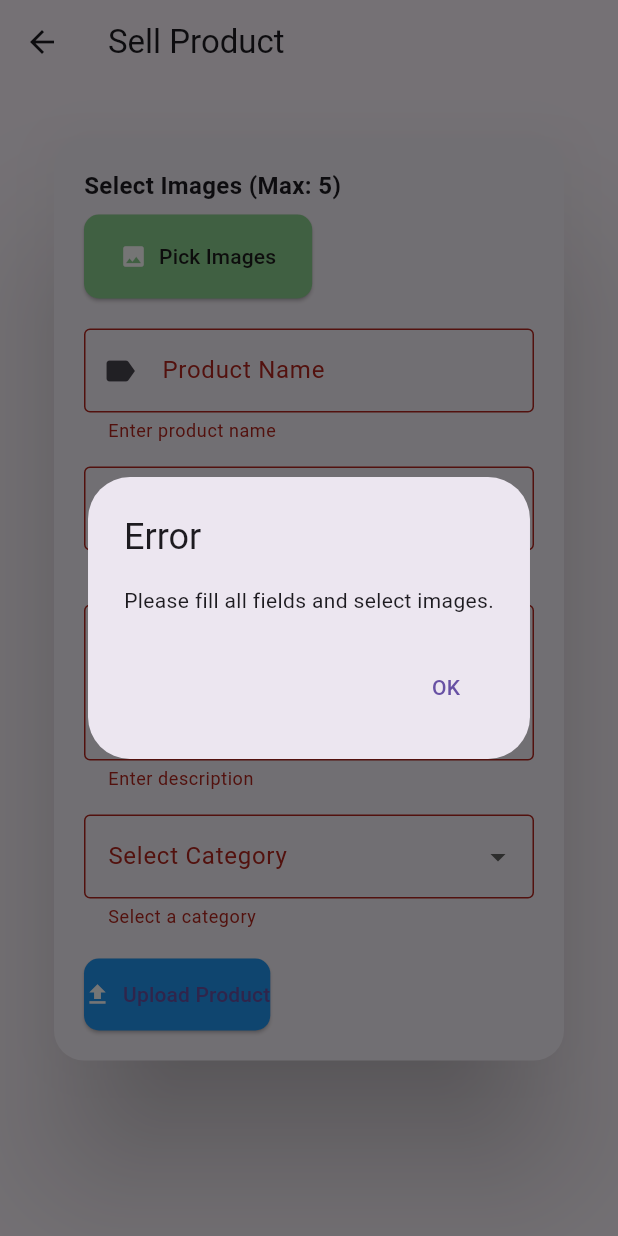
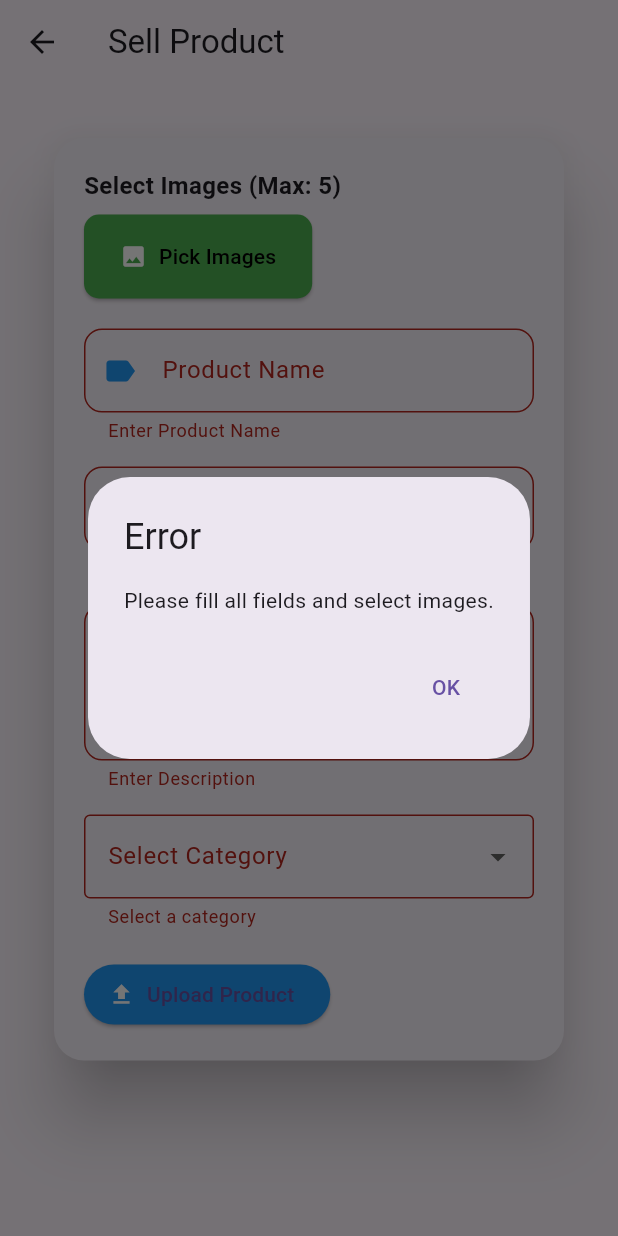
Before and after one commit to Sanomohamed/doorstepmart, a Flutter app: the SellPage screen opened directly, after a tap on "Upload Product", on a phone screen of 412 x 824 dp. Run offline on Flutter 3.47's test engine with Material 3 defaults, Android fonts, the light colour scheme and no system bars; our stand-ins replace cached_network_image, cloud_firestore, firebase_auth, firebase_core, firebase_storage, fluttertoast and 5 more; accounts and stored records are empty.

Commit message:
5:07 19/3/2025

```diff
--- a/lib/src/cart/cart.dart
+++ b/lib/src/cart/cart.dart
@@ -82,6 +82,11 @@ class CartPage extends StatelessWidget {
                                             fontSize: 16,
                                             color: Colors.green,
                                           ),
+                                        ),
+                                        const SizedBox(height: 5),
+                                        Text(
+                                          'Shop ID: ${item.shopId}', // ✅ Display Shop ID
+                                          style: const TextStyle(fontSize: 14, color: Colors.blue),
                                         ),
                                         Row(
                                           children: [
--- a/lib/src/sell/sell_form.dart
+++ b/lib/src/sell/sell_form.dart
@@ -10,7 +10,6 @@ class SellForm extends StatefulWidget {
   const SellForm({super.key});
 
   @override
-  // ignore: library_private_types_in_public_api
   _SellFormState createState() => _SellFormState();
 }
 
@@ -33,7 +32,6 @@ class _SellFormState extends State<SellForm> {
         _selectedImages = pickedFiles;
       });
     } else {
-      // ignore: use_build_context_synchronously
       ScaffoldMessenger.of(context).showSnackBar(
         const SnackBar(content: Text("You can select up to 5 images only")),
       );
@@ -41,9 +39,7 @@ class _SellFormState extends State<SellForm> {
   }
 
   Future<void> _uploadProduct() async {
-  if (!_formKey.currentState!.validate() ||
-      _selectedImages.isEmpty ||
-      _selectedCategory == null) {
+    if (!_formKey.currentState!.validate() || _selectedImages.isEmpty || _selectedCategory == null) {
       _showDialog('Error', 'Please fill all fields and select images.');
       return;
     }
@@ -56,21 +52,25 @@ Future<void> _uploadProduct() async {
       User? user = FirebaseAuth.instance.currentUser;
       if (user == null) throw Exception("User not logged in");
 
-    // ✅ CHECK IF USER HAS A SHOP
+      // ✅ Fetch User's Shop Information (Ensuring shopName is retrieved)
       QuerySnapshot shopSnapshot = await FirebaseFirestore.instance
           .collection("shops")
           .where("userId", isEqualTo: user.uid)
+          .limit(1)
           .get();
 
       if (shopSnapshot.docs.isEmpty) {
-      // ❌ User doesn't have a shop
         setState(() => _isUploading = false);
         _showDialog('Error', 'You need to create a shop before uploading products.');
         return;
       }
 
-    // ✅ User has a shop, get the shop ID
-    String shopId = shopSnapshot.docs.first.id;
+      var shopDoc = shopSnapshot.docs.first;
+      var shopData = shopDoc.data() as Map<String, dynamic>;
+      String shopId = shopDoc.id;
+      String shopName = shopData['shopName']?.toString().trim() ?? "No Shop Name"; // 🔹 Ensuring shop name is properly fetched
+
+      debugPrint("✅ Shop ID: $shopId | ✅ Shop Name: $shopName");
 
       // ✅ Upload Images to Firebase Storage
       List<String> imageUrls = [];
@@ -92,21 +92,24 @@ Future<void> _uploadProduct() async {
         'category': _selectedCategory,
         'imageUrls': imageUrls,
         'shopId': shopId, // ✅ Associate product with the shop
+        'shopName': shopName, // ✅ Ensure correct shop name is saved
         'userId': user.uid, // ✅ Include user ID for reference
         'timestamp': FieldValue.serverTimestamp(),
       });
+
+      debugPrint("✅ Product Uploaded Successfully with Shop Name: $shopName");
 
       _showDialog('Success', 'Product uploaded successfully!');
       _resetForm();
     } catch (e) {
       _showDialog('Error', 'Error uploading product: $e');
+      debugPrint("🔥 Upload Error: $e");
     }
 
     setState(() {
       _isUploading = false;
     });
   }
-
 
   void _resetForm() {
     setState(() {
@@ -130,8 +133,6 @@ Future<void> _uploadProduct() async {
               child: const Text('OK'),
               onPressed: () {
                 Navigator.of(context).pop();
-
-              // ✅ Redirect to CreateShopPage if the user needs a shop
                 if (message == 'You need to create a shop before uploading products.') {
                   Navigator.push(
                     context,
@@ -146,6 +147,23 @@ Future<void> _uploadProduct() async {
     );
   }
 
+  Widget _buildTextField(TextEditingController controller, String label, IconData icon, {bool isNumeric = false, int maxLines = 1}) {
+    return TextFormField(
+      controller: controller,
+      decoration: InputDecoration(
+        labelText: label,
+        prefixIcon: Icon(icon, color: Colors.blue),
+        border: OutlineInputBorder(borderRadius: BorderRadius.circular(12)),
+        focusedBorder: OutlineInputBorder(
+          borderSide: const BorderSide(color: Colors.blue, width: 2),
+          borderRadius: BorderRadius.circular(12),
+        ),
+      ),
+      keyboardType: isNumeric ? TextInputType.number : TextInputType.text,
+      validator: (value) => value!.isEmpty ? "Enter $label" : null,
+      maxLines: maxLines,
+    );
+  }
 
   @override
   Widget build(BuildContext context) {
@@ -154,7 +172,7 @@ Future<void> _uploadProduct() async {
       child: SingleChildScrollView(
         padding: const EdgeInsets.all(16),
         child: Card(
-          elevation: 40,
+          elevation: 20,
           shape: RoundedRectangleBorder(borderRadius: BorderRadius.circular(20)),
           child: Padding(
             padding: const EdgeInsets.all(20),
@@ -187,88 +205,39 @@ Future<void> _uploadProduct() async {
                     : ElevatedButton.icon(
                         onPressed: _pickImages,
                         icon: const Icon(Icons.image, color: Colors.white),
-                        label: const Text("Pick Images", style: TextStyle(color: Color.fromARGB(255, 29, 28, 28))),
+                        label: const Text("Pick Images", style: TextStyle(color: Colors.black)),
                         style: ElevatedButton.styleFrom(
                           padding: const EdgeInsets.symmetric(vertical: 18, horizontal: 24),
-                          backgroundColor: const Color.fromARGB(255, 140, 209, 143),
+                          backgroundColor: Colors.green,
                           shape: RoundedRectangleBorder(borderRadius: BorderRadius.circular(10)),
                         ),
                       ),
                 const SizedBox(height: 20),
 
-                // ✅ Product Name Field
-                TextFormField(
-                  controller: _nameController,
-                  decoration: const InputDecoration(
-                    labelText: "Product Name",
-                    prefixIcon: Icon(Icons.label),
-                    border: OutlineInputBorder(),
-                  ),
-                  validator: (value) => value!.isEmpty ? "Enter product name" : null,
-                ),
-
+                _buildTextField(_nameController, "Product Name", Icons.label),
                 const SizedBox(height: 16),
-
-                // ✅ Price Field
-                TextFormField(
-                  controller: _priceController,
-                  decoration: const InputDecoration(
-                    labelText: "Price",
-                    prefixIcon: Icon(Icons.attach_money),
-                    border: OutlineInputBorder(),
-                  ),
-                  keyboardType: TextInputType.number,
-                  validator: (value) => value!.isEmpty ? "Enter price" : null,
-                ),
-
+                _buildTextField(_priceController, "Price", Icons.attach_money, isNumeric: true),
                 const SizedBox(height: 16),
-
-                // ✅ Description Field
-                TextFormField(
-                  controller: _descriptionController,
-                  decoration: const InputDecoration(
-                    labelText: "Description",
-                    prefixIcon: Icon(Icons.description),
-                    border: OutlineInputBorder(),
-                  ),
-                  validator: (value) => value!.isEmpty ? "Enter description" : null,
-                  maxLines: 3,
-                ),
-
+                _buildTextField(_descriptionController, "Description", Icons.description, maxLines: 3),
                 const SizedBox(height: 16),
 
                 // ✅ Category Dropdown
                 DropdownButtonFormField<String>(
                   value: _selectedCategory,
-                  decoration: const InputDecoration(
-                    labelText: "Select Category",
-                    border: OutlineInputBorder(),
-                  ),
-                  items: _categories.map((category) {
-                    return DropdownMenuItem(value: category, child: Text(category));
-                  }).toList(),
-                  onChanged: (value) {
-                    setState(() {
-                      _selectedCategory = value;
-                    });
-                  },
+                  decoration: const InputDecoration(labelText: "Select Category", border: OutlineInputBorder()),
+                  items: _categories.map((category) => DropdownMenuItem(value: category, child: Text(category))).toList(),
+                  onChanged: (value) => setState(() => _selectedCategory = value),
                   validator: (value) => value == null ? "Select a category" : null,
                 ),
-
                 const SizedBox(height: 20),
 
-                // ✅ Upload Button with Loading Indicator
                 _isUploading
                     ? const Center(child: CircularProgressIndicator())
                     : ElevatedButton.icon(
                         onPressed: _uploadProduct,
                         icon: const Icon(Icons.upload, color: Colors.white),
                         label: const Text("Upload Product"),
-                        style: ElevatedButton.styleFrom(
-                          padding: const EdgeInsets.symmetric(vertical: 14),
-                          backgroundColor: Colors.blue,
-                          shape: RoundedRectangleBorder(borderRadius: BorderRadius.circular(10)),
-                        ),
+                        style: ElevatedButton.styleFrom(backgroundColor: Colors.blue),
                       ),
               ],
             ),
```
Also changed, not shown: lib/src/checkout/order_summary_widget.dart (+39 -4 lines), lib/src/favorite/favorite_page.dart (+5 -3 lines), lib/src/favorite/favoritemodel.dart (+11 -6 lines), lib/src/home/beverage.dart (+6 -2 lines), lib/src/shop/cart_model.dart (+31 -23 lines), lib/src/shop/productgrid.dart (+69 -19 lines). Lines whose indentation alone changed are shown as unchanged.
